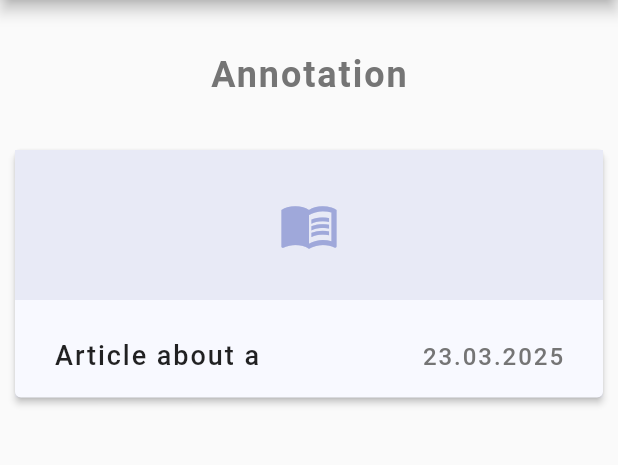
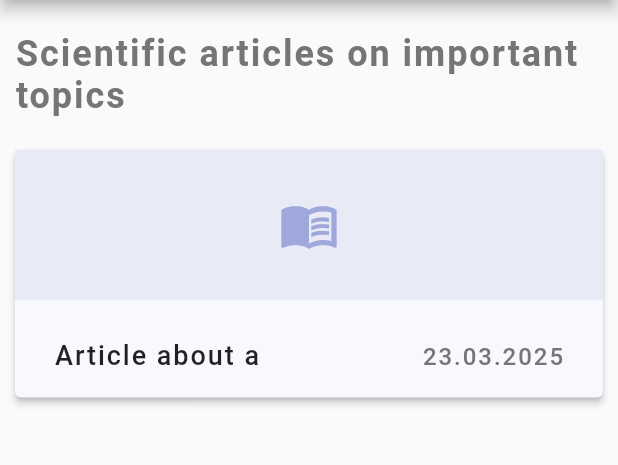
Before and after one commit to damnmicrowave/HnH, a Flutter app: the Articles screen opened by its route, on a phone screen of 412 x 824 dp, the part 84-549 px from its top. Run offline on Flutter 3.47's test engine with Material 2 defaults, Android fonts, the phone set to English and light mode, and no system bars; our stand-ins replace equatable, flutter_bloc, flutter_spinkit, flutter_svg, shared_preferences; accounts and stored records are empty.

Commit message:
Loading page added unstead Text('Loading'), annotations done

```diff
--- a/app/lib/pages/articles.dart
+++ b/app/lib/pages/articles.dart
@@ -4,6 +4,7 @@
 import 'package:hack_n_heal/models/articles.dart';
 
 import 'package:hack_n_heal/uikit/annotation.dart';
+import 'package:hack_n_heal/uikit/loading.dart';
 
 import 'package:hack_n_heal/uikit/title.dart';
 import 'package:hack_n_heal/widgets/article/article_card.dart';
@@ -31,14 +32,14 @@
     return BlocBuilder<ArticlesCubit, ArticlesModel?>(
         builder: (context, state) {
       if (state?.objects == null) {
-        return const Text('Loading...');
+        return const AppLoading();
       }
 
       return Scaffold(
         appBar: AppBar(title: const AppTitle().iconTitle('Articles', context)),
         body: ListView(
           children: [
-            Annotation().grey('Annotation'),
+            Annotation().grey('Scientific articles on important topics'),
             ...state!.objects.map((article) => ArticleCard(
                   name: article.name,
                   id: article.id,
--- a/app/lib/pages/topics.dart
+++ b/app/lib/pages/topics.dart
@@ -38,7 +38,7 @@ class _TopicsState extends State<Topics> {
           appBar: AppBar(title: const AppTitle().iconTitle('Topics', context)),
           body: ListView(
             children: [
-              Annotation().grey('Annotation'),
+              Annotation().grey('Key areas of discussion'),
               ...state!.objects.map((topic) => TopicCard(
                     title: topic.name,
                     id: topic.id,
--- a/app/lib/uikit/annotation.dart
+++ b/app/lib/uikit/annotation.dart
@@ -10,6 +10,7 @@ class Annotation extends StatelessWidget {
   }
 
   Widget grey(text) => Container(
+      padding: EdgeInsets.symmetric(horizontal: 10),
       height: 100,
       alignment: Alignment.center,
       child: AppText().annotationText(text));
--- a/app/lib/uikit/title.dart
+++ b/app/lib/uikit/title.dart
@@ -15,7 +15,7 @@ class AppTitle extends StatelessWidget {
         ElevatedButton(
           style: ElevatedButton.styleFrom(elevation: 0),
           onPressed: () {
-            Navigator.pushNamed(context, '/');
+            Navigator.pushNamed(context, '/landing');
           },
           child: SvgPicture.asset(
             './assets/files/logo.svg',
--- a/app/lib/widgets/topic/topic.dart
+++ b/app/lib/widgets/topic/topic.dart
@@ -3,6 +3,7 @@ import 'package:flutter_bloc/flutter_bloc.dart';
 import 'package:hack_n_heal/blocs/threads_cubit.dart';
 import 'package:hack_n_heal/models/threads.dart';
 import 'package:hack_n_heal/uikit/annotation.dart';
+import 'package:hack_n_heal/uikit/loading.dart';
 import 'package:hack_n_heal/uikit/title.dart';
 import 'package:hack_n_heal/widgets/thread/thread_card.dart';
 
@@ -30,7 +31,7 @@ class _TopicState extends State<Topic> {
 
     return BlocBuilder<ThreadsCubit, ThreadsModel?>(builder: (context, state) {
       if (state?.objects == null) {
-        return const Text('Loading...');
+        return const AppLoading();
       }
 
       return Scaffold(
--- a/app/lib/widgets/user.dart
+++ b/app/lib/widgets/user.dart
@@ -40,7 +40,7 @@ class _UserState extends State<User> {
               colors: [const AppColors().primaryColor(), Colors.indigo[400]!]),
         ),
         accountName: Text(preferences?.getString("username") ?? ''),
-        accountEmail: const Text("shiza@hacknheal.aaaa"),
+        accountEmail: const Text(""),
       ),
       padding: EdgeInsets.zero,
     );
```
Also changed, not shown: app/lib/pages/partners.dart (+7 -1 lines).
